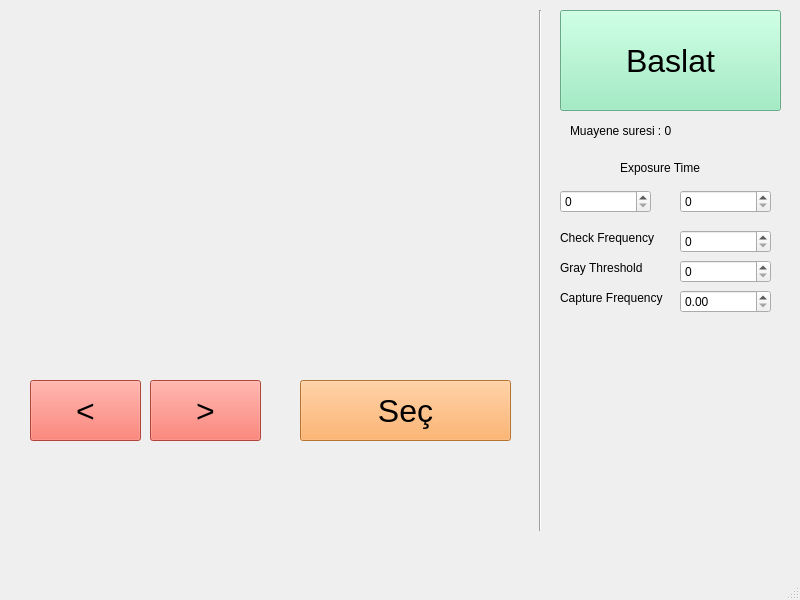
Before: the Qt Designer form Tofas/tofas_app/tofas_ui.ui in imemmul/Inovako, drawn with Qt 5.
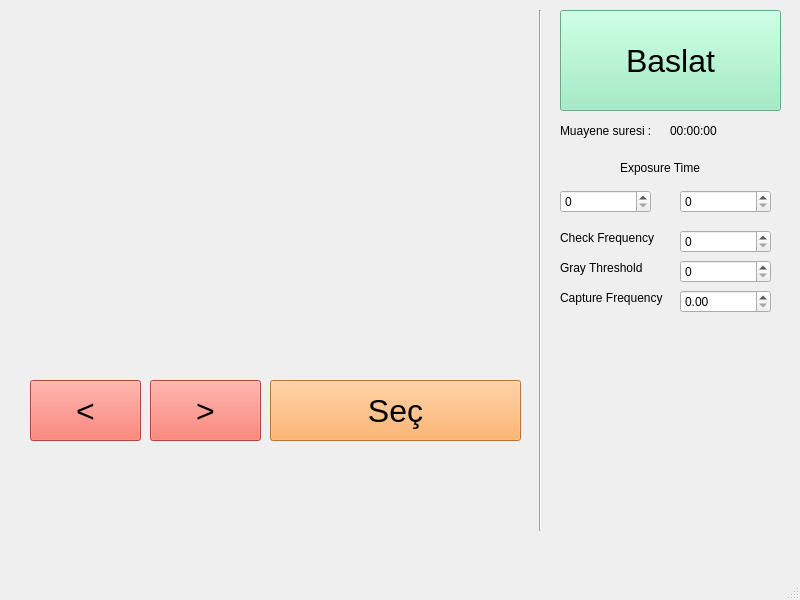
After: the same form once the commit is applied.

```diff
--- a/Tofas/tofas_app/tofas_ui.ui
+++ b/Tofas/tofas_app/tofas_ui.ui
@@ -48,9 +48,9 @@
    <widget class="QLabel" name="label_sure">
     <property name="geometry">
      <rect>
-      <x>570</x>
+      <x>560</x>
       <y>120</y>
-      <width>201</width>
+      <width>101</width>
       <height>21</height>
      </rect>
     </property>
@@ -58,7 +58,7 @@
      <string notr="true"/>
     </property>
     <property name="text">
-     <string>Muayene suresi : 0</string>
+     <string>Muayene suresi :</string>
     </property>
    </widget>
    <widget class="QWidget" name="widget" native="true">
@@ -125,9 +125,9 @@
     <widget class="QPushButton" name="pushButton_sec">
      <property name="geometry">
       <rect>
-       <x>270</x>
+       <x>240</x>
        <y>360</y>
-       <width>211</width>
+       <width>251</width>
        <height>61</height>
       </rect>
      </property>
@@ -243,6 +243,19 @@
      <string>Capture Frequency</string>
     </property>
    </widget>
+   <widget class="QLabel" name="inspection_time">
+    <property name="geometry">
+     <rect>
+      <x>670</x>
+      <y>120</y>
+      <width>121</width>
+      <height>21</height>
+     </rect>
+    </property>
+    <property name="text">
+     <string>00:00:00</string>
+    </property>
+   </widget>
   </widget>
   <widget class="QMenuBar" name="menubar">
    <property name="geometry">
```
Left out of the diff: 9 changed lines with no effect on the pictures.
